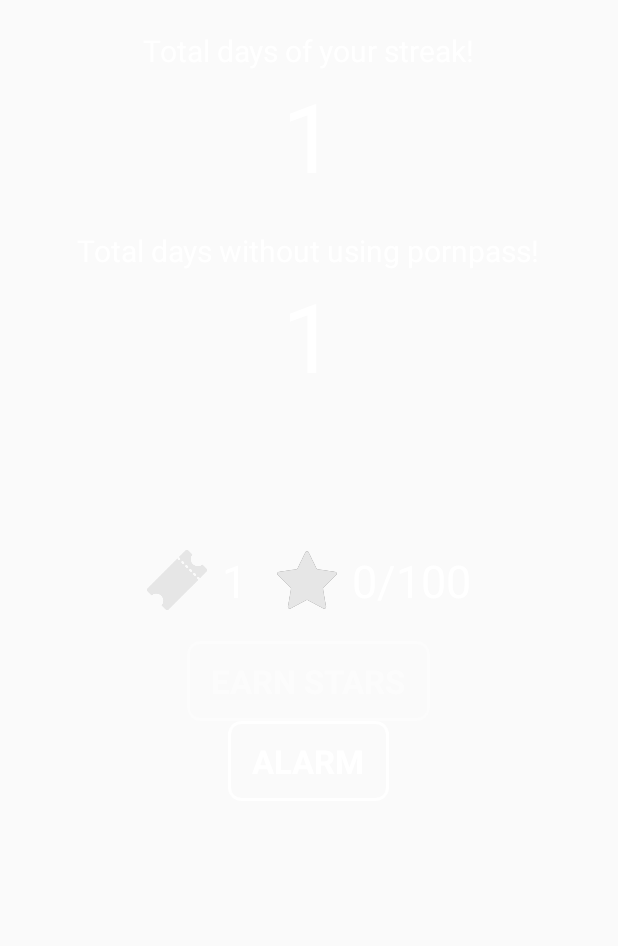
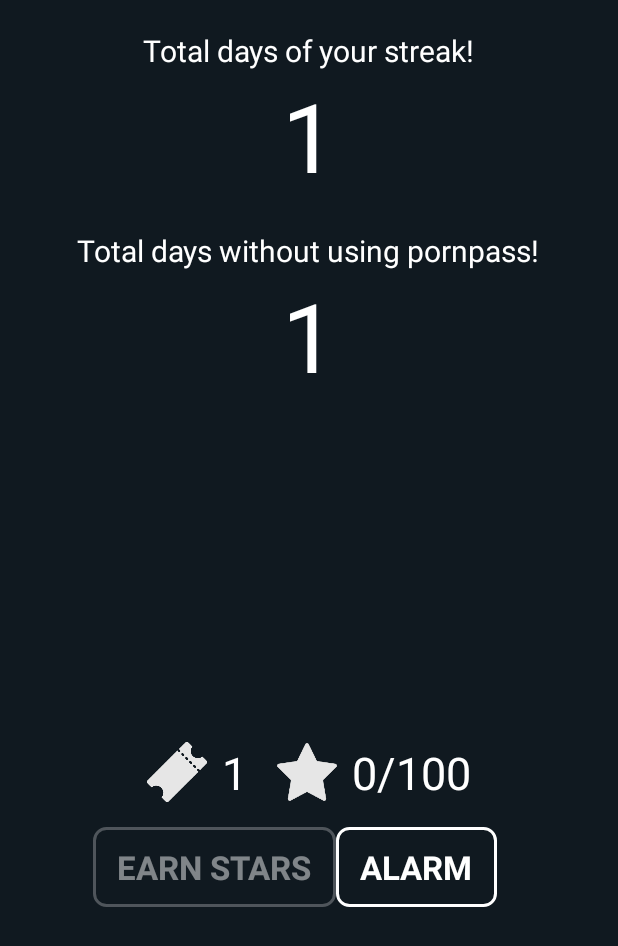
Before and after one commit to xvasko/pornstats, an Android app: the fragment Tab2 shown on its own in the app's theme, on a phone screen of 412 x 824 dp. Shown: the top 946 px of the screen. Run offline under Robolectric (Android 15) with nearby library versions, the phone set to English and light mode, and no system bars; our stand-ins replace AdMob; 3 statements that could not run were skipped.

Commit message:
Change to constraint layout

```diff
--- a/app/src/main/java/com/matejvasko/pornstat/MainActivity.java
+++ b/app/src/main/java/com/matejvasko/pornstat/MainActivity.java
@@ -1,5 +1,6 @@
 package com.matejvasko.pornstat;
 
+import android.graphics.Color;
 import android.net.Uri;
 import android.os.Build;
 import android.os.Bundle;
@@ -24,6 +25,7 @@ public class MainActivity extends AppCompatActivity implements Tab1.OnFragmentIn
         tabLayout.addTab(tabLayout.newTab().setText("Main"));
         tabLayout.addTab(tabLayout.newTab().setText("Statistics"));
         tabLayout.setTabGravity(TabLayout.GRAVITY_FILL);
+        tabLayout.setSelectedTabIndicatorColor(Color.YELLOW);
 
         final ViewPager viewPager = findViewById(R.id.pager);
         final PagerAdapter pagerAdapter = new PagerAdapter(getSupportFragmentManager(), tabLayout.getTabCount());
--- a/app/src/main/java/com/matejvasko/pornstat/Tab2.java
+++ b/app/src/main/java/com/matejvasko/pornstat/Tab2.java
@@ -60,7 +60,7 @@ public class Tab2 extends Fragment implements RewardedVideoAdListener {
 
         pref = getContext().getSharedPreferences("days", MODE_PRIVATE);
         editor = pref.edit();
-        MobileAds.initialize(getContext(), "ca-app-pub-9861673834715515~9871538949");
+//        MobileAds.initialize(getContext(), "ca-app-pub-9861673834715515~9871538949");
         mRewardedVideoAd = MobileAds.getRewardedVideoAdInstance(getContext());
         mRewardedVideoAd.setRewardedVideoAdListener(this);
         mRewardedVideoAd.loadAd("ca-app-pub-9861673834715515/6206081511", new AdRequest.Builder().addTestDevice("9F16DA0A735C9B0DBB4412A8FA4B6972").build());
--- a/app/src/main/res/layout/fragment_tab2.xml
+++ b/app/src/main/res/layout/fragment_tab2.xml
@@ -1,16 +1,21 @@
 <?xml version="1.0" encoding="utf-8"?>
-<RelativeLayout xmlns:android="http://schemas.android.com/apk/res/android"
+<android.support.constraint.ConstraintLayout xmlns:android="http://schemas.android.com/apk/res/android"
+    xmlns:app="http://schemas.android.com/apk/res-auto"
     xmlns:tools="http://schemas.android.com/tools"
     android:layout_width="match_parent"
     android:layout_height="match_parent"
+    android:background="@color/colorPrimaryDark"
     tools:context=".Tab2">
 
     <LinearLayout
         android:id="@+id/pornpass_streak_linear_layout"
         android:layout_width="match_parent"
         android:layout_height="wrap_content"
+        android:gravity="center"
         android:orientation="vertical"
-        android:gravity="center">
+        app:layout_constraintEnd_toEndOf="parent"
+        app:layout_constraintStart_toStartOf="parent"
+        app:layout_constraintTop_toTopOf="parent">
 
         <TextView
             android:layout_width="wrap_content"
@@ -24,9 +29,9 @@
             android:id="@+id/total_days_text_view"
             android:layout_width="wrap_content"
             android:layout_height="wrap_content"
+            android:text="13"
             android:textColor="@color/colorWhite"
-            android:textSize="64sp"
-            android:text="13"/>
+            android:textSize="64sp" />
     </LinearLayout>
 
     <LinearLayout
@@ -36,35 +41,46 @@
         android:layout_alignParentStart="true"
         android:layout_below="@+id/pornpass_streak_linear_layout"
         android:gravity="center"
-        android:orientation="vertical">
+        android:orientation="vertical"
+        app:layout_constraintEnd_toEndOf="parent"
+        app:layout_constraintStart_toStartOf="parent"
+        app:layout_constraintTop_toBottomOf="@+id/pornpass_streak_linear_layout">
 
         <TextView
             android:layout_width="wrap_content"
             android:layout_height="wrap_content"
             android:layout_marginTop="20dp"
+            android:text="Total days without using pornpass!"
             android:textColor="@color/colorWhite"
-            android:text="Total days without using pornpass!"
             android:textSize="20sp" />
 
         <TextView
             android:id="@+id/pornpass_days_text_view"
             android:layout_width="wrap_content"
             android:layout_height="wrap_content"
+            android:text="8"
             android:textColor="@color/colorWhite"
-            android:text="8"
             android:textSize="64sp" />
     </LinearLayout>
 
+
+    <RelativeLayout
+        android:layout_width="match_parent"
+        android:layout_height="wrap_content"
+        android:layout_marginTop="8dp"
+        app:layout_constraintBottom_toBottomOf="parent"
+        app:layout_constraintEnd_toEndOf="parent"
+        app:layout_constraintStart_toStartOf="parent"
+        app:layout_constraintTop_toBottomOf="@+id/total_streak_linear_layout">
 
         <LinearLayout
             android:id="@+id/tickets_linear_layout"
             android:layout_width="match_parent"
             android:layout_height="wrap_content"
-        android:layout_alignParentStart="true"
-        android:layout_below="@+id/total_streak_linear_layout"
             android:gravity="center"
-        android:layout_marginTop="100dp"
-        android:orientation="horizontal">
+            android:orientation="horizontal"
+            tools:layout_editor_absoluteX="0dp"
+            tools:layout_editor_absoluteY="330dp">
 
             <ImageView
                 android:id="@+id/ticket_image_view"
@@ -87,9 +103,9 @@
                 android:id="@+id/star_image_view"
                 android:layout_width="40dp"
                 android:layout_height="40dp"
-            android:layout_marginLeft="20dp"
                 android:layout_alignParentBottom="true"
                 android:layout_alignParentStart="true"
+                android:layout_marginLeft="20dp"
                 android:src="@drawable/star_icon" />
 
             <TextView
@@ -103,30 +119,35 @@
 
         </LinearLayout>
 
-    <LinearLayout
+        <RelativeLayout
             android:id="@+id/button_linear_layout"
             android:layout_width="match_parent"
             android:layout_height="wrap_content"
-        android:layout_alignParentStart="true"
             android:layout_below="@+id/tickets_linear_layout"
+            android:layout_marginTop="16dp"
             android:gravity="center"
-        android:layout_marginTop="20dp"
-        android:orientation="horizontal">
+            app:layout_constraintBottom_toBottomOf="parent"
+            app:layout_constraintEnd_toEndOf="parent"
+            app:layout_constraintHorizontal_bias="0.0"
+            app:layout_constraintStart_toStartOf="parent">
 
             <Button
                 android:id="@+id/earn_stars_button"
                 android:layout_width="wrap_content"
                 android:layout_height="wrap_content"
+                android:layout_alignTop="@+id/alarm_button"
+                android:layout_toStartOf="@+id/alarm_button"
                 android:text="EARN STARS" />
-    </LinearLayout>
 
             <Button
                 android:id="@+id/alarm_button"
                 android:layout_width="wrap_content"
                 android:layout_height="wrap_content"
-        android:layout_below="@+id/button_linear_layout"
-        android:layout_centerHorizontal="true"
+                android:layout_alignParentEnd="true"
+                android:layout_marginEnd="18dp"
                 android:text="ALARM" />
+        </RelativeLayout>
+    </RelativeLayout>
 
 
-</RelativeLayout>
+</android.support.constraint.ConstraintLayout>
--- a/app/src/main/res/mipmap-anydpi-v26/ic_launcher.xml
+++ /dev/null
@@ -1,5 +0,0 @@
-<?xml version="1.0" encoding="utf-8"?>
-<adaptive-icon xmlns:android="http://schemas.android.com/apk/res/android">
-    <background android:drawable="@drawable/ic_launcher_background" />
-    <foreground android:drawable="@drawable/ic_launcher_foreground" />
-</adaptive-icon>
--- a/app/src/main/res/mipmap-anydpi-v26/ic_launcher_round.xml
+++ /dev/null
@@ -1,5 +0,0 @@
-<?xml version="1.0" encoding="utf-8"?>
-<adaptive-icon xmlns:android="http://schemas.android.com/apk/res/android">
-    <background android:drawable="@drawable/ic_launcher_background" />
-    <foreground android:drawable="@drawable/ic_launcher_foreground" />
-</adaptive-icon>
```
Also changed, not shown: app/src/main/AndroidManifest.xml (+6 -3 lines), app/src/main/java/com/matejvasko/pornstat/BootReceiver.java (+7 -11 lines), app/src/main/java/com/matejvasko/pornstat/Tab1.java (+11 -1 lines), app/src/main/java/com/matejvasko/pornstat/TimePickerFragment.java (+11 -1 lines), app/src/main/java/com/matejvasko/pornstat/WakefulReceiver.java (+52 -25 lines), app/src/main/res/layout/fragment_tab1.xml (+26 -19 lines), app/src/main/res/mipmap-hdpi/ic_launcher.png (deleted), app/src/main/res/mipmap-hdpi/ic_launcher_round.png (deleted), app/src/main/res/mipmap-mdpi/ic_launcher.png (deleted), app/src/main/res/mipmap-mdpi/ic_launcher_round.png (deleted), app/src/main/res/mipmap-xhdpi/ic_launcher.png (deleted), app/src/main/res/mipmap-xhdpi/ic_launcher_round.png (deleted), app/src/main/res/mipmap-xxxhdpi/ic_launcher.png (deleted), app/src/main/res/mipmap-xxxhdpi/ic_launcher_round.png (deleted). Lines whose indentation alone changed are shown as unchanged.
